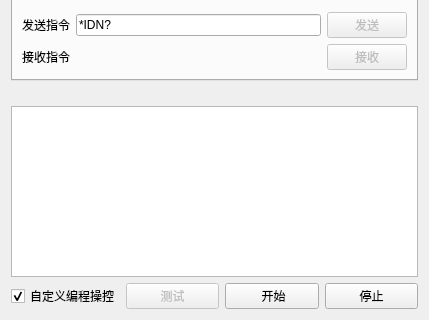
Qt form ui/externalapplicationswidget.ui (WhiteChimney/TDC-counter) before a commit; both pictures show x 0 to 429 and y 251 to 571 of the 429 by 571 pixel window.
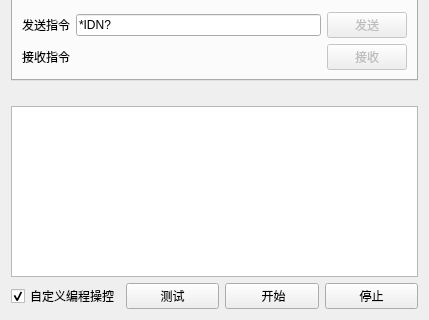
The same form after that commit. The open tabs and pages were chosen to show the change.

What changed in the file:
```diff
--- a/ui/externalapplicationswidget.ui
+++ b/ui/externalapplicationswidget.ui
@@ -611,7 +611,7 @@
      <item>
       <widget class="QPushButton" name="buttonTest">
        <property name="enabled">
-        <bool>false</bool>
+        <bool>true</bool>
        </property>
        <property name="text">
         <string>测试</string>
```
Left out of the diff: 2 changed lines with no effect on the pictures.
